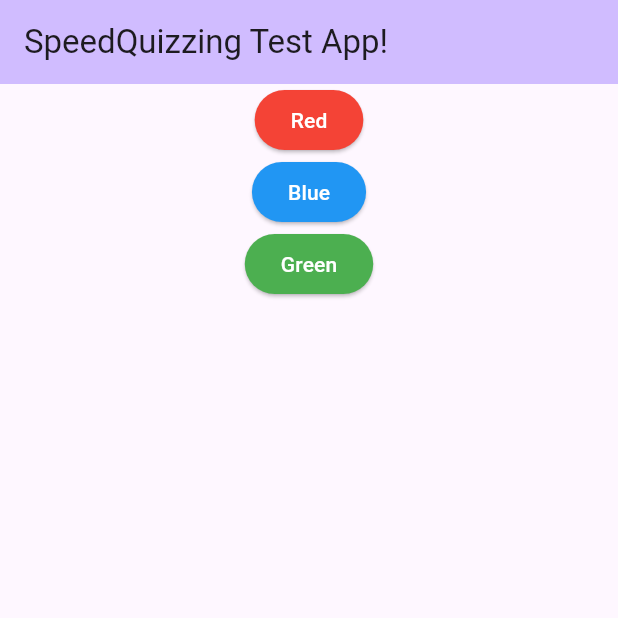
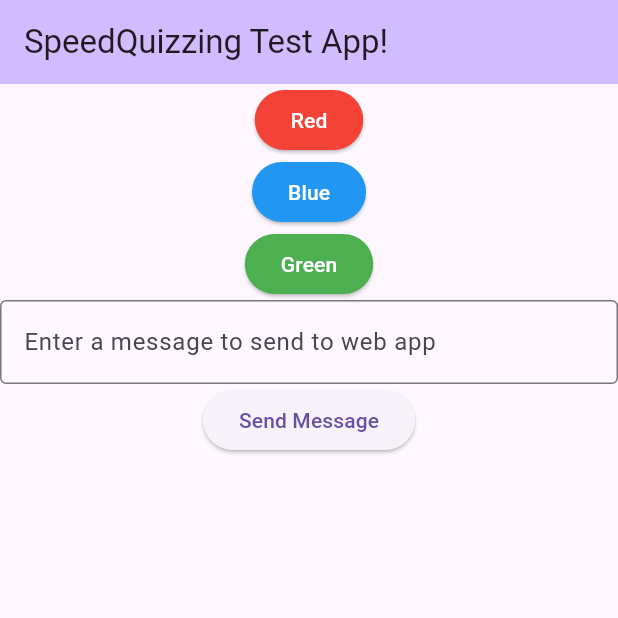
Before and after one commit to louis-emmerson/Speedquizzing_test_repo, a Flutter app: the screen it shows after launch, on a phone screen of 412 x 824 dp, the top half of it. Run offline on Flutter 3.47's test engine with Material 3 defaults, Android fonts, the phone set to English and light mode, and no system bars; network calls fail.

Commit message:
send message to server

```diff
--- a/sq_test_app/lib/main.dart
+++ b/sq_test_app/lib/main.dart
@@ -105,6 +105,17 @@
                 style: TextStyle(color: Colors.white),
               ),
             ),
+            TextField(
+              controller: msgTextController,
+              decoration: const InputDecoration(
+                border: OutlineInputBorder(),
+                hintText: 'Enter a message to send to web app',
+              ),
+            ),
+            ElevatedButton(
+              onPressed: () => {_sendTextMsg(msgTextController.text)},
+              child: const Text("Send Message"),
+            ),
           ],
         ),
       ),
```
